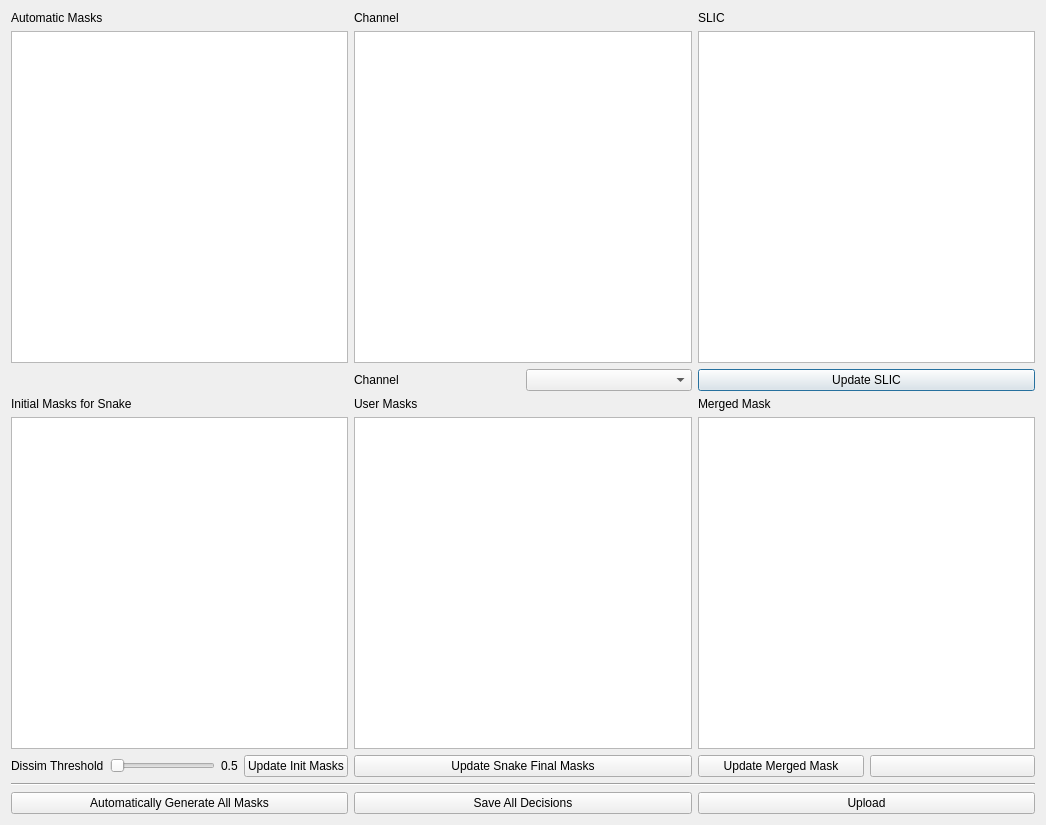
First picture: the form in gui/ui/MaskEditingGui4.ui, repository mistycheney/MouseBrainAtlas, before the edit.
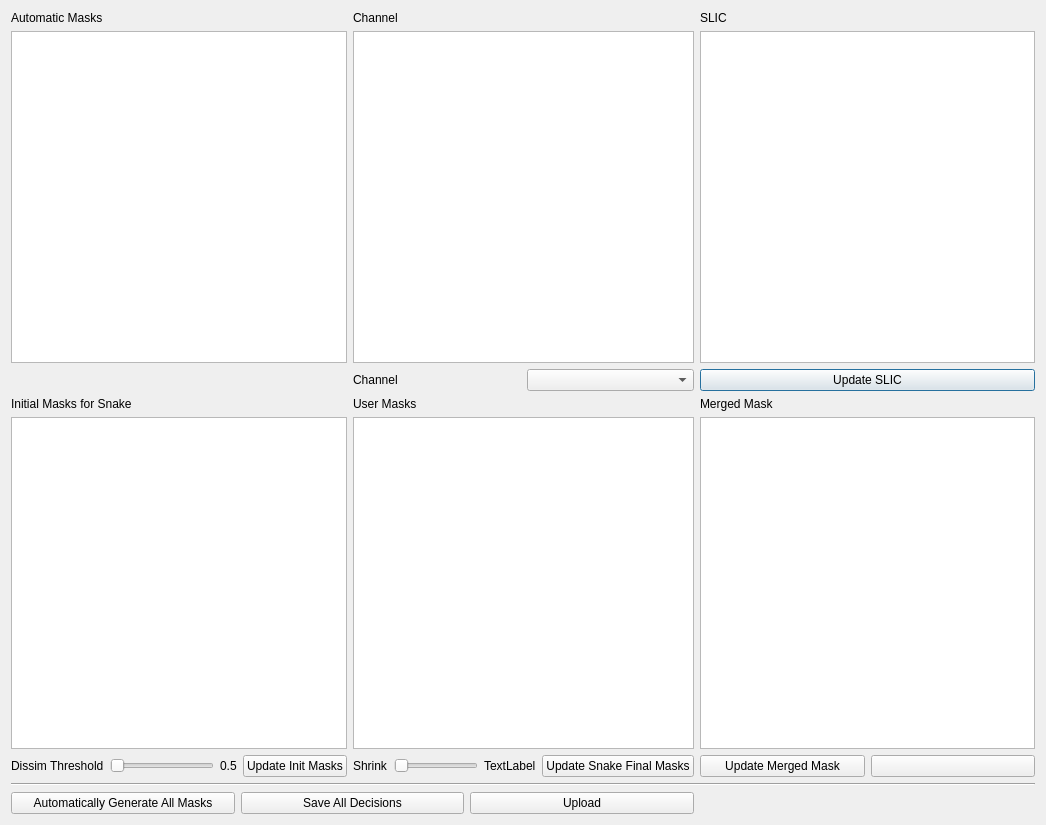
Second picture: the form after the edit.

What changed in the file:
```diff
--- a/gui/ui/MaskEditingGui4.ui
+++ b/gui/ui/MaskEditingGui4.ui
@@ -13,55 +13,7 @@
   <property name="windowTitle">
    <string>Review Masks</string>
   </property>
-  <layout class="QVBoxLayout" name="verticalLayout">
-   <item>
-    <layout class="QGridLayout" name="gridLayout_2">
-     <item row="6" column="0">
-      <widget class="QGraphicsView" name="gview_submasks"/>
-     </item>
-     <item row="6" column="2">
-      <widget class="QGraphicsView" name="gview_merged_mask"/>
-     </item>
-     <item row="6" column="1">
-      <widget class="QGraphicsView" name="gview_final_masks_user"/>
-     </item>
-     <item row="1" column="2">
-      <widget class="QGraphicsView" name="gview_slic">
-       <property name="maximumSize">
-        <size>
-         <width>500</width>
-         <height>500</height>
-        </size>
-       </property>
-      </widget>
-     </item>
-     <item row="1" column="0">
-      <widget class="QGraphicsView" name="gview_final_masks_auto">
-       <property name="maximumSize">
-        <size>
-         <width>500</width>
-         <height>500</height>
-        </size>
-       </property>
-      </widget>
-     </item>
-     <item row="1" column="1">
-      <widget class="QGraphicsView" name="gview_thresholded">
-       <property name="maximumSize">
-        <size>
-         <width>500</width>
-         <height>500</height>
-        </size>
-       </property>
-      </widget>
-     </item>
-     <item row="4" column="2">
-      <widget class="QPushButton" name="button_slic">
-       <property name="text">
-        <string>Update SLIC</string>
-       </property>
-      </widget>
-     </item>
+  <layout class="QGridLayout" name="gridLayout">
      <item row="0" column="0">
       <widget class="QLabel" name="label_3">
        <property name="text">
@@ -83,39 +35,37 @@
        </property>
       </widget>
      </item>
-     <item row="8" column="0">
-      <layout class="QHBoxLayout" name="horizontalLayout_3">
-       <item>
-        <widget class="QLabel" name="label_8">
-         <property name="text">
-          <string>Dissim Threshold</string>
+   <item row="1" column="0">
+    <widget class="QGraphicsView" name="gview_final_masks_auto">
+     <property name="maximumSize">
+      <size>
+       <width>500</width>
+       <height>500</height>
+      </size>
          </property>
         </widget>
        </item>
-       <item>
-        <widget class="QSlider" name="slider_dissimThresh">
-         <property name="orientation">
-          <enum>Qt::Horizontal</enum>
+   <item row="1" column="1">
+    <widget class="QGraphicsView" name="gview_thresholded">
+     <property name="maximumSize">
+      <size>
+       <width>500</width>
+       <height>500</height>
+      </size>
          </property>
         </widget>
        </item>
-       <item>
-        <widget class="QLabel" name="label_dissimThresh">
-         <property name="text">
-          <string>0.5</string>
+   <item row="1" column="2">
+    <widget class="QGraphicsView" name="gview_slic">
+     <property name="maximumSize">
+      <size>
+       <width>500</width>
+       <height>500</height>
+      </size>
          </property>
         </widget>
        </item>
-       <item>
-        <widget class="QPushButton" name="button_submasks">
-         <property name="text">
-          <string>Update Init Masks</string>
-         </property>
-        </widget>
-       </item>
-      </layout>
-     </item>
-     <item row="4" column="1">
+   <item row="2" column="1">
       <layout class="QGridLayout" name="gridLayout_4">
        <item row="0" column="1">
         <widget class="QComboBox" name="comboBox_channel"/>
@@ -129,35 +79,108 @@
        </item>
       </layout>
      </item>
-     <item row="5" column="0">
+   <item row="2" column="2">
+    <widget class="QPushButton" name="button_slic">
+     <property name="text">
+      <string>Update SLIC</string>
+     </property>
+    </widget>
+   </item>
+   <item row="3" column="0">
       <widget class="QLabel" name="label_7">
        <property name="text">
         <string>Initial Masks for Snake</string>
        </property>
       </widget>
      </item>
-     <item row="5" column="1">
+   <item row="3" column="1">
       <widget class="QLabel" name="label_9">
        <property name="text">
         <string>User Masks</string>
        </property>
       </widget>
      </item>
-     <item row="5" column="2">
+   <item row="3" column="2">
       <widget class="QLabel" name="label_6">
        <property name="text">
         <string>Merged Mask</string>
        </property>
       </widget>
      </item>
-     <item row="8" column="1">
+   <item row="4" column="0">
+    <widget class="QGraphicsView" name="gview_submasks"/>
+   </item>
+   <item row="4" column="1">
+    <widget class="QGraphicsView" name="gview_final_masks_user"/>
+   </item>
+   <item row="4" column="2">
+    <widget class="QGraphicsView" name="gview_merged_mask"/>
+   </item>
+   <item row="5" column="0">
+    <layout class="QHBoxLayout" name="horizontalLayout_3">
+     <item>
+      <widget class="QLabel" name="label_8">
+       <property name="text">
+        <string>Dissim Threshold</string>
+       </property>
+      </widget>
+     </item>
+     <item>
+      <widget class="QSlider" name="slider_dissimThresh">
+       <property name="orientation">
+        <enum>Qt::Horizontal</enum>
+       </property>
+      </widget>
+     </item>
+     <item>
+      <widget class="QLabel" name="label_dissimThresh">
+       <property name="text">
+        <string>0.5</string>
+       </property>
+      </widget>
+     </item>
+     <item>
+      <widget class="QPushButton" name="button_submasks">
+       <property name="text">
+        <string>Update Init Masks</string>
+       </property>
+      </widget>
+     </item>
+    </layout>
+   </item>
+   <item row="5" column="1">
+    <layout class="QHBoxLayout" name="horizontalLayout_4">
+     <item>
+      <widget class="QLabel" name="label">
+       <property name="text">
+        <string>Shrink</string>
+       </property>
+      </widget>
+     </item>
+     <item>
+      <widget class="QSlider" name="slider_snakeShrink">
+       <property name="orientation">
+        <enum>Qt::Horizontal</enum>
+       </property>
+      </widget>
+     </item>
+     <item>
+      <widget class="QLabel" name="label_snakeShrink">
+       <property name="text">
+        <string>TextLabel</string>
+       </property>
+      </widget>
+     </item>
+     <item>
       <widget class="QPushButton" name="button_snake">
        <property name="text">
         <string>Update Snake Final Masks</string>
        </property>
       </widget>
      </item>
-     <item row="8" column="2">
+    </layout>
+   </item>
+   <item row="5" column="2">
       <layout class="QHBoxLayout" name="horizontalLayout_2">
        <item>
         <widget class="QPushButton" name="button_update_merged_mask">
@@ -175,16 +198,14 @@
        </item>
       </layout>
      </item>
-    </layout>
-   </item>
-   <item>
+   <item row="6" column="0" colspan="3">
     <widget class="Line" name="line">
      <property name="orientation">
       <enum>Qt::Horizontal</enum>
      </property>
     </widget>
    </item>
-   <item>
+   <item row="7" column="0" colspan="2">
     <layout class="QHBoxLayout" name="horizontalLayout">
      <item>
       <widget class="QPushButton" name="button_autogenMasks">
```
Lines whose indentation alone changed are shown as unchanged.
